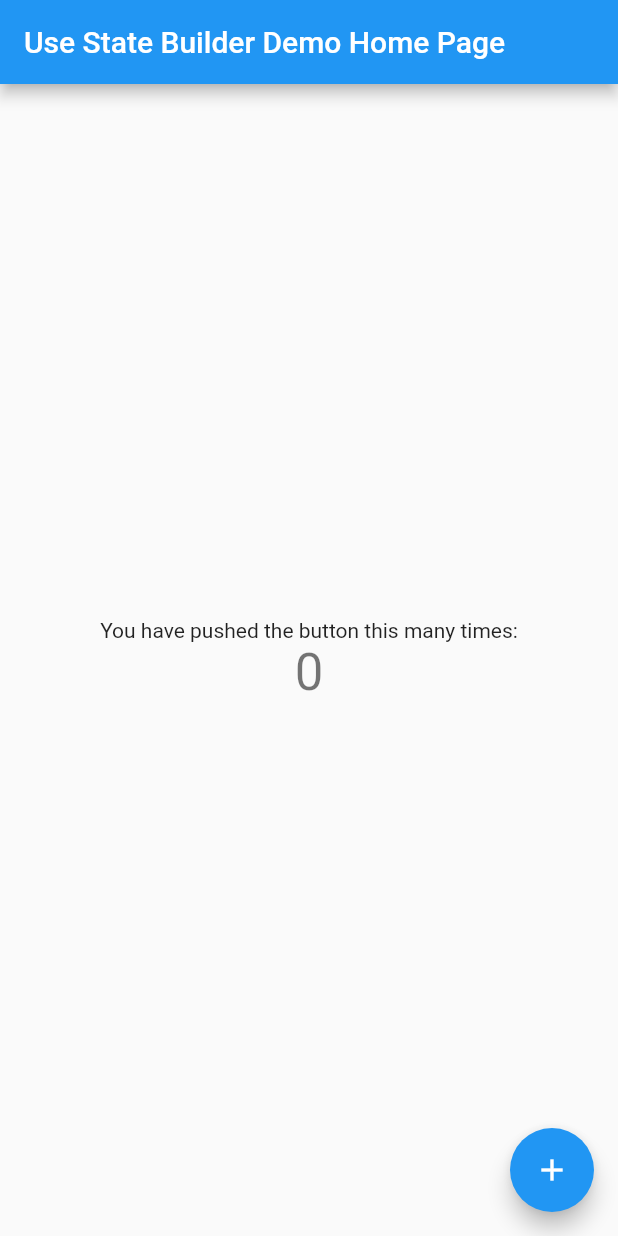
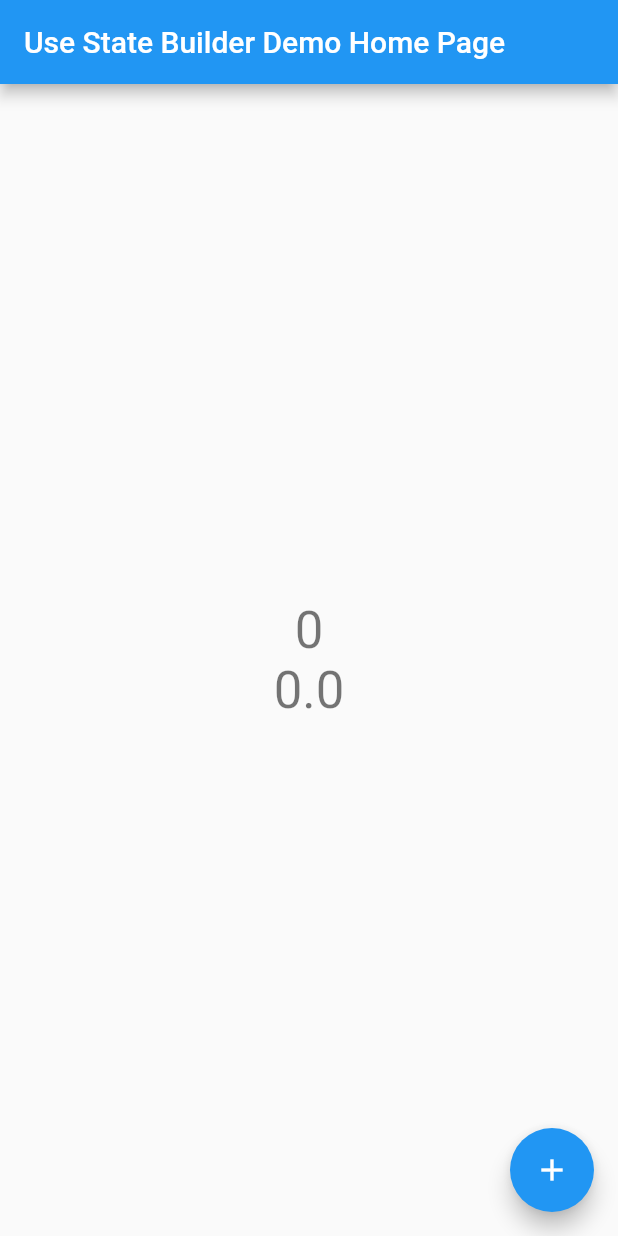
Before and after one commit to kobiburnley/use_state_builder, a Flutter app: the screen it shows after launch, on a phone screen of 412 x 824 dp. Run offline on Flutter 3.47's test engine with Material 2 defaults, Android fonts, the phone set to English and light mode, and no system bars.

Commit message:
extend example

```diff
--- a/example/lib/main.dart
+++ b/example/lib/main.dart
@@ -1,5 +1,6 @@
 import 'package:flutter/material.dart';
 import 'package:use_state_builder/use_state_builder.dart';
+import 'dart:math' show Random;
 
 void main() => runApp(MyApp());
 
@@ -26,6 +27,7 @@ class MyHomePage extends StatelessWidget {
     return UseStateBuilder(
       builder: (context, useState) {
         ValueNotifier<int> counter = useState(0);
+        ValueNotifier<double> rand = useState(0.0);
 
         return Scaffold(
           appBar: AppBar(
@@ -36,10 +38,11 @@ class MyHomePage extends StatelessWidget {
               mainAxisAlignment: MainAxisAlignment.center,
               children: <Widget>[
                 Text(
-                  'You have pushed the button this many times:',
+                  '${counter.value}',
+                  style: Theme.of(context).textTheme.display1,
                 ),
                 Text(
-                  '${counter.value}',
+                  '${rand.value}',
                   style: Theme.of(context).textTheme.display1,
                 ),
               ],
@@ -48,6 +51,7 @@ class MyHomePage extends StatelessWidget {
           floatingActionButton: FloatingActionButton(
             onPressed: () {
               counter.value++;
+              rand.value = Random().nextDouble();
             },
             tooltip: 'Increment',
             child: Icon(Icons.add),
```
